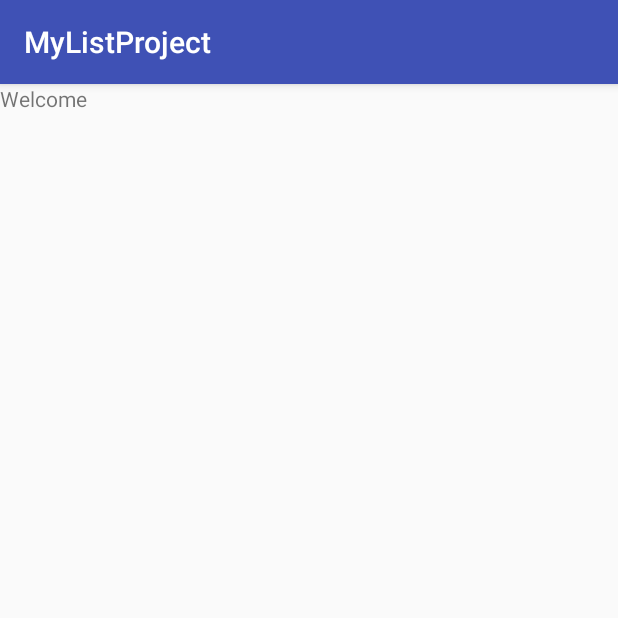
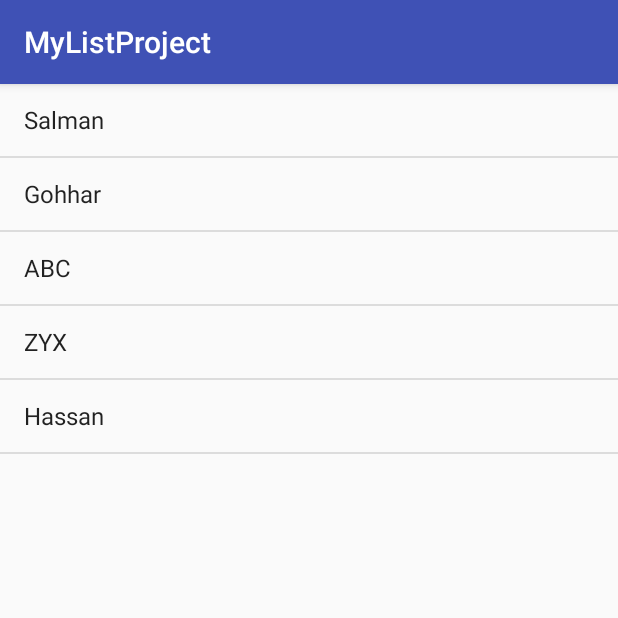
Before and after one commit to maqsoodh19/MyListProject, an Android app: the welcome screen opened directly, with no data from a screen before it, on a phone screen of 412 x 824 dp, the top half of it. Run offline under Robolectric (Android 15) with nearby library versions, the phone set to English and light mode, and no system bars.

```diff
--- a/app/src/main/java/com/example/maqso/mylistproject/welcome.java
+++ b/app/src/main/java/com/example/maqso/mylistproject/welcome.java
@@ -2,6 +2,10 @@ package com.example.maqso.mylistproject;
 
 import android.support.v7.app.AppCompatActivity;
 import android.os.Bundle;
+import android.widget.ArrayAdapter;
+import android.widget.ListView;
+
+import static android.R.attr.data;
 
 public class welcome extends AppCompatActivity {
 
@@ -9,5 +13,13 @@ public class welcome extends AppCompatActivity {
     protected void onCreate(Bundle savedInstanceState) {
         super.onCreate(savedInstanceState);
         setContentView(R.layout.activity_welcome);
+
+        String data[] = {"Salman","Gohhar","ABC","ZYX","Hassan"};
+
+        ListView listView = (ListView) findViewById(R.id.listview);
+
+        ArrayAdapter<String> list = new ArrayAdapter<String>(this,android.R.layout.simple_list_item_1,data);
+        listView.setAdapter(list);
+
     }
 }
--- a/app/src/main/res/layout/activity_welcome.xml
+++ b/app/src/main/res/layout/activity_welcome.xml
@@ -6,11 +6,9 @@
     android:layout_height="match_parent"
     tools:context="com.example.maqso.mylistproject.welcome">
 
-    <TextView
-        android:id="@+id/textView"
-        android:layout_width="wrap_content"
-        android:layout_height="50dp"
-        android:text="Welcome"
-        tools:layout_editor_absoluteX="116dp"
-        tools:layout_editor_absoluteY="126dp" />
+    <ListView
+        android:layout_width="match_parent"
+        android:layout_height="match_parent"
+        android:id="@+id/listview"
+        />
 </LinearLayout>
```
